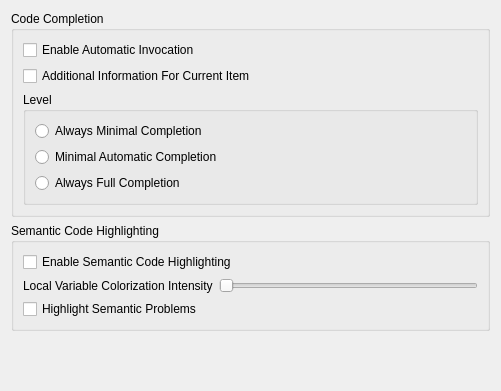
Old version of the form shell/settings/ccsettings.ui in the repository KDE/kdevelop.
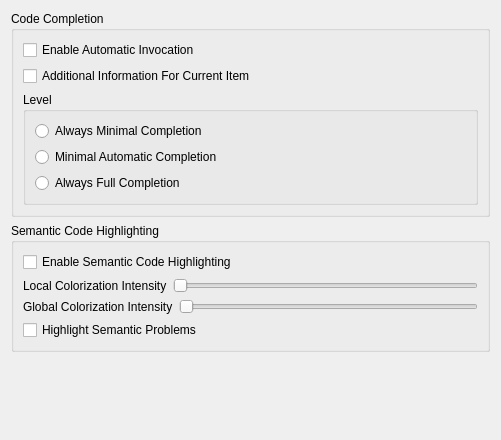
New version of the form.

Commit message: make it possible to configure the intensity of global and local types separately

Patch:
```diff
--- a/shell/settings/ccsettings.ui
+++ b/shell/settings/ccsettings.ui
@@ -6,11 +6,11 @@
     <x>0</x>
     <y>0</y>
     <width>501</width>
-    <height>391</height>
+    <height>440</height>
    </rect>
   </property>
-  <layout class="QGridLayout" name="gridLayout_4" >
-   <item row="0" column="0" >
+  <layout class="QVBoxLayout" name="verticalLayout" >
+   <item>
     <widget class="QGroupBox" name="groupBox" >
      <property name="title" >
       <string>Code Completion</string>
@@ -75,12 +75,78 @@
      </layout>
     </widget>
    </item>
-   <item row="1" column="0" >
+   <item>
     <widget class="QGroupBox" name="groupBox_2" >
      <property name="title" >
       <string>Semantic Code Highlighting</string>
      </property>
      <layout class="QGridLayout" name="gridLayout_3" >
+      <item row="1" column="0" >
+       <layout class="QHBoxLayout" name="localColorizationLayout" >
+        <item>
+         <widget class="QLabel" name="localColorizationLabel" >
+          <property name="toolTip" >
+           <string>This setting decides about the intensity of colors for local variables, for example function arguments, variables and the like.</string>
+          </property>
+          <property name="text" >
+           <string>Local Colorization Intensity</string>
+          </property>
+          <property name="buddy" >
+           <cstring>kcfg_localColorization</cstring>
+          </property>
+         </widget>
+        </item>
+        <item>
+         <widget class="QSlider" name="kcfg_localColorization" >
+          <property name="maximum" >
+           <number>255</number>
+          </property>
+          <property name="singleStep" >
+           <number>3</number>
+          </property>
+          <property name="pageStep" >
+           <number>25</number>
+          </property>
+          <property name="orientation" >
+           <enum>Qt::Horizontal</enum>
+          </property>
+         </widget>
+        </item>
+       </layout>
+      </item>
+      <item row="2" column="0" >
+       <layout class="QHBoxLayout" name="globalColorizationLayout" >
+        <item>
+         <widget class="QLabel" name="globalColorizationLabel" >
+          <property name="toolTip" >
+           <string>This settings lets you change the intensity of globally accessible types, for example classes, methods, functions etc.</string>
+          </property>
+          <property name="text" >
+           <string>Global Colorization Intensity</string>
+          </property>
+          <property name="buddy" >
+           <cstring>kcfg_localColorization</cstring>
+          </property>
+         </widget>
+        </item>
+        <item>
+         <widget class="QSlider" name="kcfg_globalColorization" >
+          <property name="maximum" >
+           <number>255</number>
+          </property>
+          <property name="singleStep" >
+           <number>3</number>
+          </property>
+          <property name="pageStep" >
+           <number>25</number>
+          </property>
+          <property name="orientation" >
+           <enum>Qt::Horizontal</enum>
+          </property>
+         </widget>
+        </item>
+       </layout>
+      </item>
       <item row="0" column="0" >
        <widget class="QCheckBox" name="kcfg_enableSemanticHighlighting" >
         <property name="text" >
@@ -88,40 +154,7 @@
         </property>
        </widget>
       </item>
-      <item row="1" column="0" >
-       <layout class="QHBoxLayout" name="horizontalLayout" >
-        <item>
-         <widget class="QLabel" name="label" >
-          <property name="toolTip" >
-           <string/>
-          </property>
-          <property name="text" >
-           <string>Local Variable Colorization Intensity</string>
-          </property>
-          <property name="buddy" >
-           <cstring>kcfg_localVariableColorization</cstring>
-          </property>
-         </widget>
-        </item>
-        <item>
-         <widget class="QSlider" name="kcfg_localVariableColorization" >
-          <property name="maximum" >
-           <number>255</number>
-          </property>
-          <property name="singleStep" >
-           <number>3</number>
-          </property>
-          <property name="pageStep" >
-           <number>25</number>
-          </property>
-          <property name="orientation" >
-           <enum>Qt::Horizontal</enum>
-          </property>
-         </widget>
-        </item>
-       </layout>
-      </item>
-      <item row="2" column="0" >
+      <item row="3" column="0" >
        <widget class="QCheckBox" name="kcfg_highlightSemanticProblems" >
         <property name="toolTip" >
          <string>Highlight semantic problems, such as non-existent or inaccessible declarations.</string>
@@ -134,7 +167,7 @@
      </layout>
     </widget>
    </item>
-   <item row="2" column="0" >
+   <item>
     <spacer>
      <property name="orientation" >
       <enum>Qt::Vertical</enum>
```
The commit also changes 7 other files.
